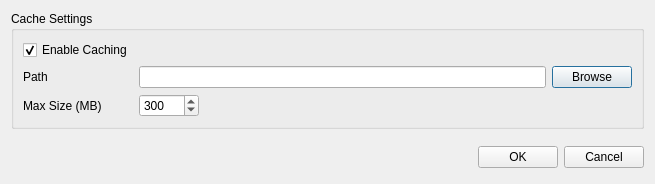
Old version of the form src/Applications/DesktopViewer/ui/AppSettingsDialog.ui in the repository KrisLee/godzi-desktop.
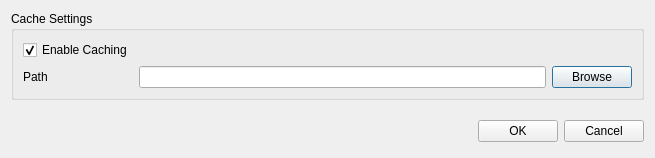
New version of the form. Icons and pictures are not drawn.

What changed in the file:
```diff
--- a/src/Applications/DesktopViewer/ui/AppSettingsDialog.ui
+++ b/src/Applications/DesktopViewer/ui/AppSettingsDialog.ui
@@ -7,7 +7,7 @@
     <x>0</x>
     <y>0</y>
     <width>655</width>
-    <height>184</height>
+    <height>158</height>
    </rect>
   </property>
   <property name="windowTitle">
@@ -41,38 +41,6 @@
         </property>
        </widget>
       </item>
-      <item row="2" column="0">
-       <widget class="QLabel" name="cacheMaxLabel">
-        <property name="text">
-         <string>Max Size (MB)</string>
-        </property>
-       </widget>
-      </item>
-      <item row="2" column="1" colspan="2">
-       <widget class="QSpinBox" name="cacheMaxSpinBox">
-        <property name="sizePolicy">
-         <sizepolicy hsizetype="Fixed" vsizetype="Fixed">
-          <horstretch>0</horstretch>
-          <verstretch>0</verstretch>
-         </sizepolicy>
-        </property>
-        <property name="minimumSize">
-         <size>
-          <width>60</width>
-          <height>0</height>
-         </size>
-        </property>
-        <property name="minimum">
-         <number>1</number>
-        </property>
-        <property name="maximum">
-         <number>4132</number>
-        </property>
-        <property name="value">
-         <number>300</number>
-        </property>
-       </widget>
-      </item>
       <item row="1" column="1">
        <widget class="QLineEdit" name="cachePathLineEdit"/>
       </item>
```
Left out of the diff: 28 changed lines with no effect on the pictures.
